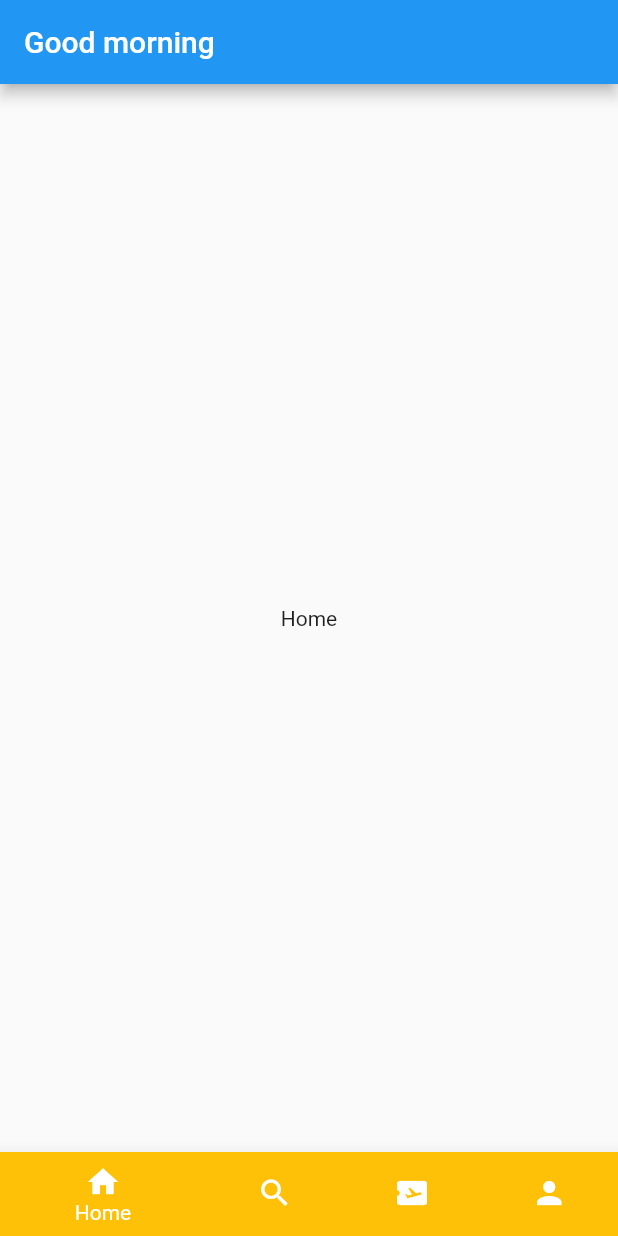
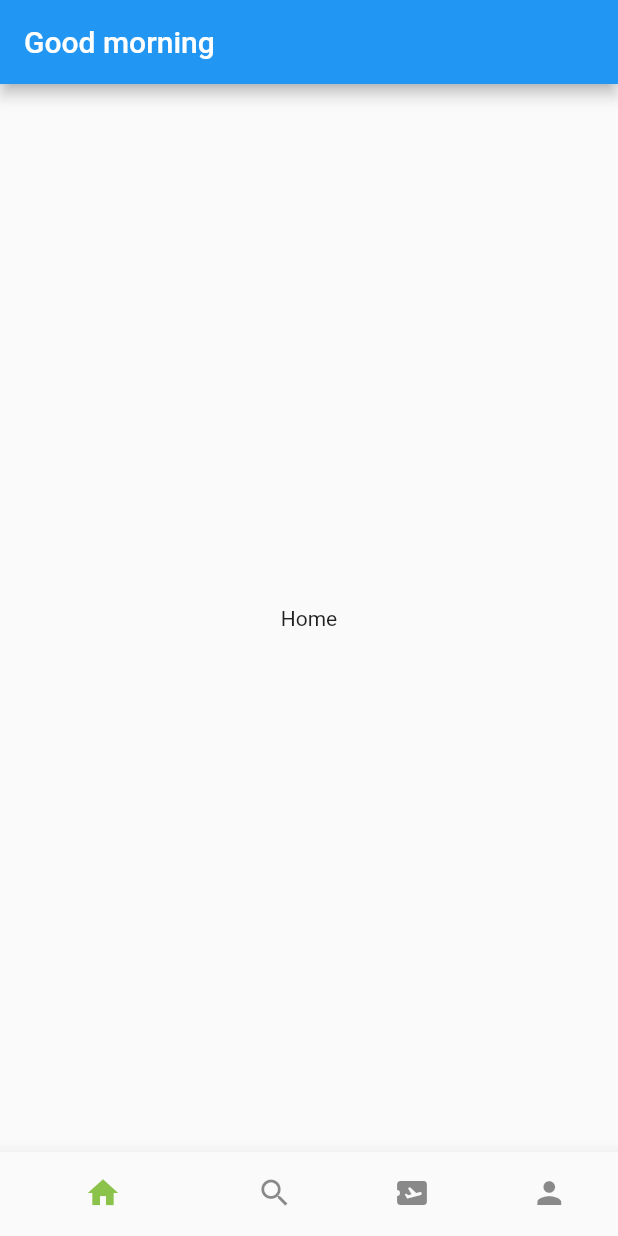
Before and after one commit to home-22/booking_app, a Flutter app: the screen it shows after launch, on a phone screen of 412 x 824 dp. Run offline on Flutter 3.47's test engine with Material 2 defaults, Android fonts, the phone set to English and light mode, and no system bars.

Commit message:
Ticket Booking App

```diff
--- a/lib/home screen.dart
+++ b/lib/home screen.dart
@@ -15,6 +15,13 @@ class _HomeState extends State<Home> {
     const Text('Tickets'),
     const Text('Profile'),
   ];
+  void onItem(int index) {
+    setState(() {
+      selectedIndex = index;
+      print(selectedIndex);
+    });
+  }
+
   @override
   Widget build(BuildContext context) {
     return Scaffold(
@@ -25,13 +32,18 @@ class _HomeState extends State<Home> {
         child: pages[selectedIndex],
       ),
       bottomNavigationBar: BottomNavigationBar(
+          onTap: onItem,
+          currentIndex: selectedIndex,
           elevation: 10,
+          showSelectedLabels: false,
           showUnselectedLabels: false,
+          selectedItemColor: Colors.lightGreen,
+          unselectedItemColor: Colors.black45,
           items: const [
             BottomNavigationBarItem(
-                icon: Icon(Icons.home),
-                label: 'Home',
-                backgroundColor: Colors.amber),
+              icon: Icon(Icons.home),
+              label: 'Home',
+            ),
             BottomNavigationBarItem(icon: Icon(Icons.search), label: 'Search'),
             BottomNavigationBarItem(
                 icon: Icon(Icons.airplane_ticket), label: 'Ticket'),
```
